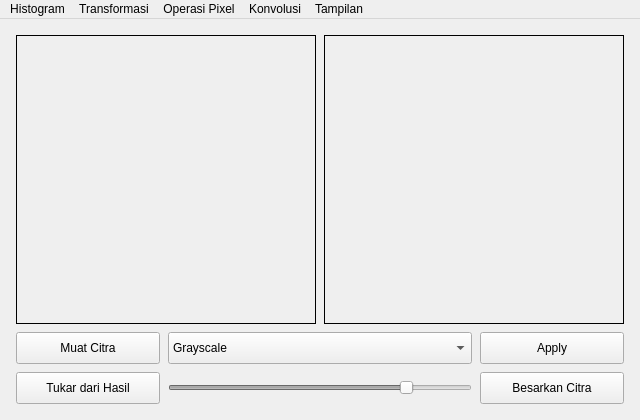
Old version of the form gui.ui in the repository sglkc/pengolahan-citra-digital.
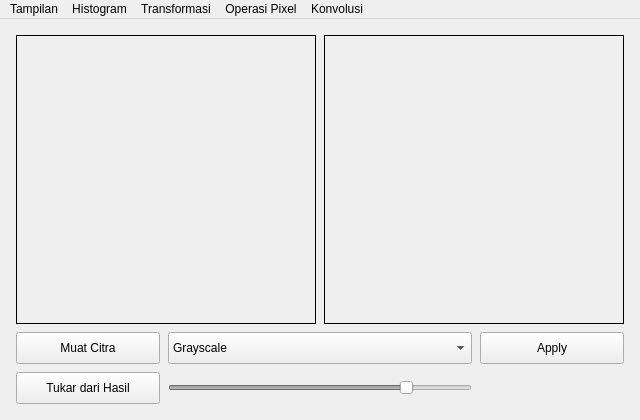
New version of the form.

Commit message:
feat: pindah fourier ke menu konvolusi
feat: hapus button pop up

What changed in the file:
```diff
--- a/gui.ui
+++ b/gui.ui
@@ -170,25 +170,6 @@
         </property>
        </widget>
       </item>
-      <item row="2" column="2">
-       <widget class="QPushButton" name="popupButton">
-        <property name="sizePolicy">
-         <sizepolicy hsizetype="Maximum" vsizetype="Preferred">
-          <horstretch>1</horstretch>
-          <verstretch>0</verstretch>
-         </sizepolicy>
-        </property>
-        <property name="minimumSize">
-         <size>
-          <width>144</width>
-          <height>32</height>
-         </size>
-        </property>
-        <property name="text">
-         <string>Besarkan Citra</string>
-        </property>
-       </widget>
-      </item>
       <item row="0" column="2">
        <widget class="QPushButton" name="resultButton">
         <property name="sizePolicy">
@@ -373,11 +354,11 @@
     <addaction name="tampilanPopUp"/>
     <addaction name="tampilanScale"/>
    </widget>
+   <addaction name="tampilanMenu"/>
    <addaction name="hgMenu"/>
    <addaction name="tfMenu"/>
    <addaction name="opMenu"/>
    <addaction name="kvMenu"/>
-   <addaction name="tampilanMenu"/>
   </widget>
   <action name="hgGrayscale">
    <property name="text">
```
Left out of the diff: 17 changed lines with no effect on the pictures. The commit also changes 3 other files.
